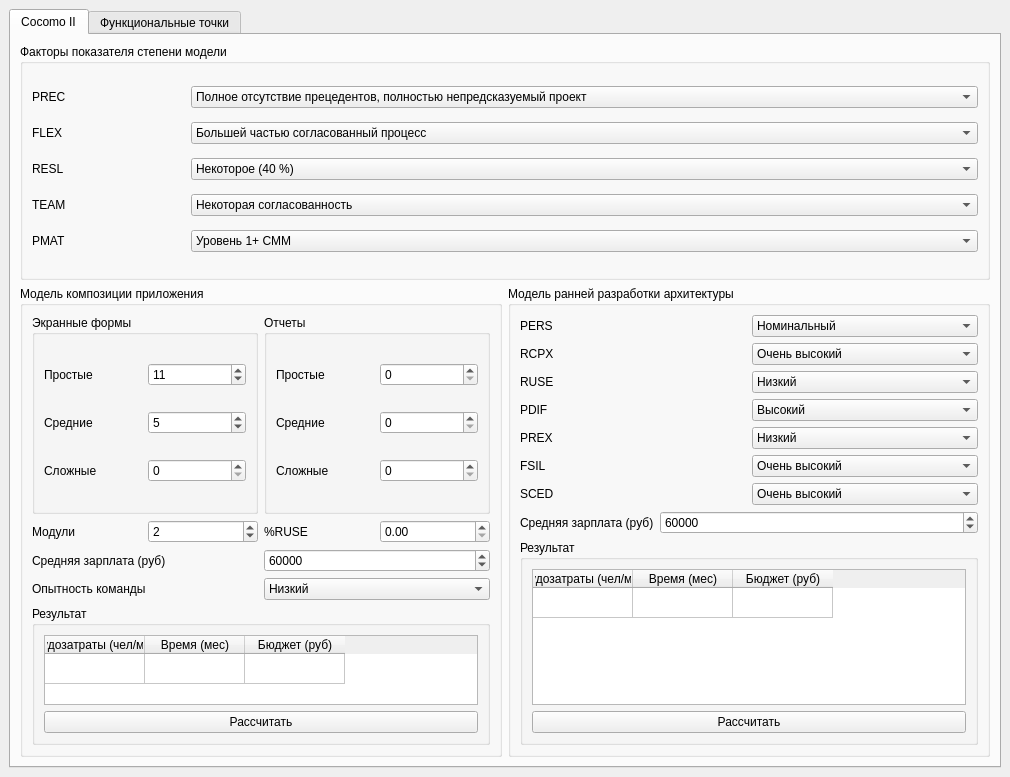
Old version of the form lab_07/src/form.ui in the repository amunra2/bmstu-iu7-epe.
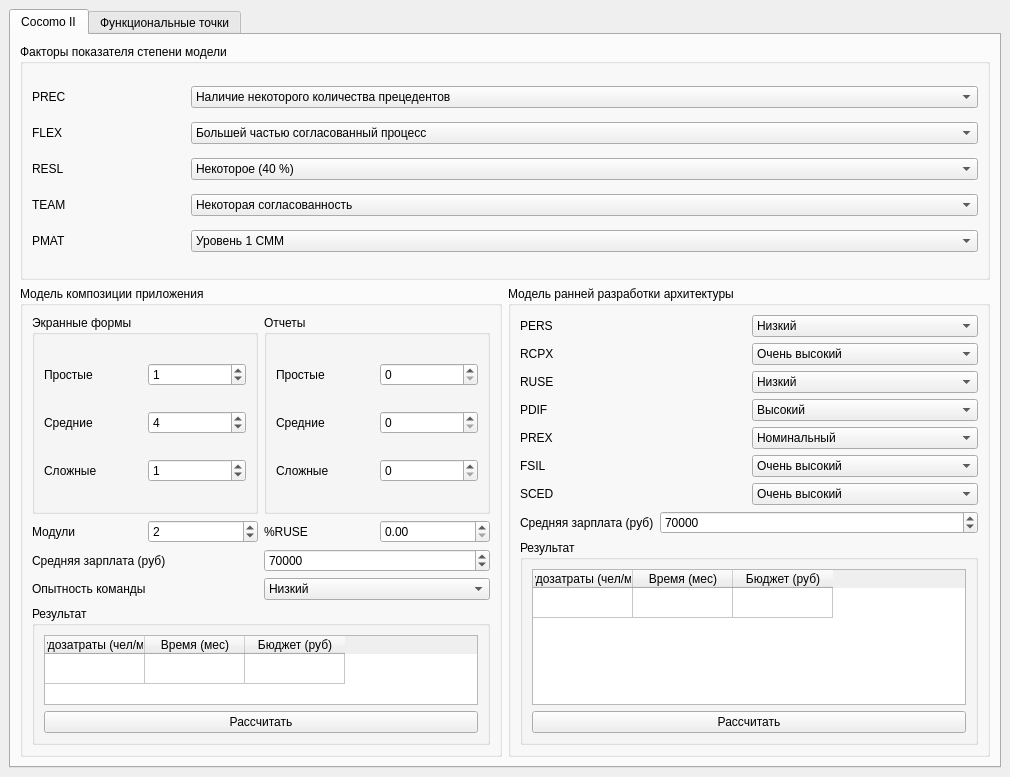
New version of the form.

The edit to the form file:
```diff
--- a/lab_07/src/form.ui
+++ b/lab_07/src/form.ui
@@ -55,6 +55,9 @@
                  </item>
                  <item>
                   <widget class="QComboBox" name="factorSelectPREC">
+                   <property name="currentIndex">
+                    <number>2</number>
+                   </property>
                    <item>
                     <property name="text">
                      <string>Полное отсутствие прецедентов, полностью непредсказуемый проект</string>
@@ -245,7 +248,7 @@
                  <item>
                   <widget class="QComboBox" name="factorSelectPMAT">
                    <property name="currentIndex">
-                    <number>1</number>
+                    <number>0</number>
                    </property>
                    <item>
                     <property name="text">
@@ -333,7 +336,7 @@
                              <number>99999999</number>
                             </property>
                             <property name="value">
-                             <number>11</number>
+                             <number>1</number>
                             </property>
                            </widget>
                           </item>
@@ -354,7 +357,7 @@
                              <number>99999999</number>
                             </property>
                             <property name="value">
-                             <number>5</number>
+                             <number>4</number>
                             </property>
                            </widget>
                           </item>
@@ -374,6 +377,9 @@
                             <property name="maximum">
                              <number>99999999</number>
                             </property>
+                            <property name="value">
+                             <number>1</number>
+                            </property>
                            </widget>
                           </item>
                          </layout>
@@ -510,7 +516,7 @@
                         <number>99999999</number>
                        </property>
                        <property name="value">
-                        <number>60000</number>
+                        <number>70000</number>
                        </property>
                       </widget>
                      </item>
@@ -643,7 +649,7 @@
                      <item>
                       <widget class="QComboBox" name="modelSelectPERS">
                        <property name="currentIndex">
-                        <number>2</number>
+                        <number>1</number>
                        </property>
                        <item>
                         <property name="text">
@@ -822,7 +828,7 @@
                      <item>
                       <widget class="QComboBox" name="modelSelectPREX">
                        <property name="currentIndex">
-                        <number>1</number>
+                        <number>2</number>
                        </property>
                        <item>
                         <property name="text">
@@ -964,7 +970,7 @@
                         <number>99999999</number>
                        </property>
                        <property name="value">
-                        <number>60000</number>
+                        <number>70000</number>
                        </property>
                       </widget>
                      </item>
```
